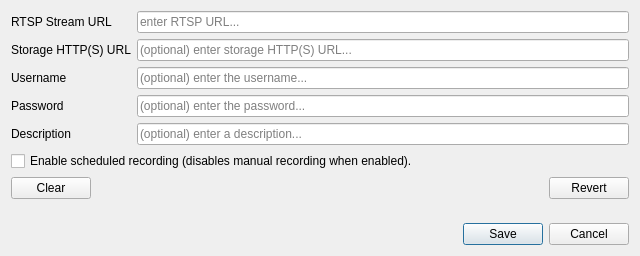
First picture: the form in Source/IpFreelyCameraSetupDialog.ui, repository dac1976/IP-Freely, before the edit.
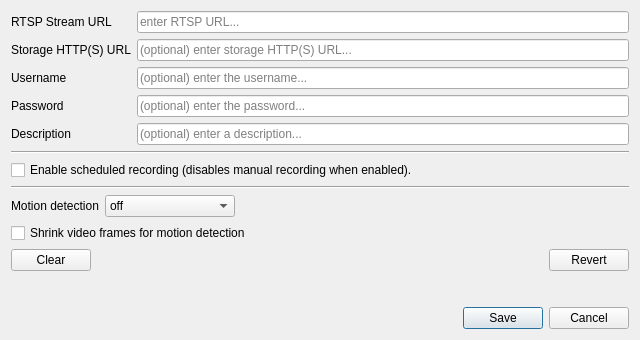
Second picture: the form after the edit.

Commit message: Added motion detector camera preferences

```diff
--- a/Source/IpFreelyCameraSetupDialog.ui
+++ b/Source/IpFreelyCameraSetupDialog.ui
@@ -7,13 +7,13 @@
     <x>0</x>
     <y>0</y>
     <width>640</width>
-    <height>256</height>
+    <height>340</height>
    </rect>
   </property>
   <property name="minimumSize">
    <size>
     <width>640</width>
-    <height>256</height>
+    <height>340</height>
    </size>
   </property>
   <property name="maximumSize">
@@ -127,6 +127,13 @@
      </item>
     </layout>
    </item>
+   <item>
+    <widget class="Line" name="line">
+     <property name="orientation">
+      <enum>Qt::Horizontal</enum>
+     </property>
+    </widget>
+   </item>
    <item>
     <widget class="QCheckBox" name="scheduledRecordingCheckBox">
      <property name="text">
@@ -134,6 +141,78 @@
      </property>
     </widget>
    </item>
+   <item>
+    <widget class="Line" name="line_2">
+     <property name="orientation">
+      <enum>Qt::Horizontal</enum>
+     </property>
+    </widget>
+   </item>
+   <item>
+    <layout class="QFormLayout" name="formLayout_2">
+     <item row="0" column="0">
+      <widget class="QLabel" name="motionDetectLabel">
+       <property name="text">
+        <string>Motion detection</string>
+       </property>
+      </widget>
+     </item>
+     <item row="0" column="1">
+      <layout class="QHBoxLayout" name="horizontalLayout_2">
+       <item>
+        <widget class="QComboBox" name="motionDetectModeComboBox">
+         <property name="toolTip">
+          <string>&lt;html&gt;&lt;head/&gt;&lt;body&gt;&lt;p&gt;Select the motion detection mode.&lt;/p&gt;&lt;p&gt;&lt;br/&gt;&lt;/p&gt;&lt;p&gt;This setting combined with the motino recording schedule in the preferences with control when and if motion detection takes place.&lt;/p&gt;&lt;/body&gt;&lt;/html&gt;</string>
+         </property>
+         <property name="currentIndex">
+          <number>0</number>
+         </property>
+         <item>
+          <property name="text">
+           <string>off</string>
+          </property>
+         </item>
+         <item>
+          <property name="text">
+           <string>low sensitivity</string>
+          </property>
+         </item>
+         <item>
+          <property name="text">
+           <string>medium sensitivity</string>
+          </property>
+         </item>
+         <item>
+          <property name="text">
+           <string>high sensitivity</string>
+          </property>
+         </item>
+        </widget>
+       </item>
+       <item>
+        <spacer name="horizontalSpacer_2">
+         <property name="orientation">
+          <enum>Qt::Horizontal</enum>
+         </property>
+         <property name="sizeHint" stdset="0">
+          <size>
+           <width>40</width>
+           <height>20</height>
+          </size>
+         </property>
+        </spacer>
+       </item>
+      </layout>
+     </item>
+    </layout>
+   </item>
+   <item>
+    <widget class="QCheckBox" name="shrinkFramesCheckBox">
+     <property name="text">
+      <string>Shrink video frames for motion detection</string>
+     </property>
+    </widget>
+   </item>
    <item>
     <layout class="QHBoxLayout" name="horizontalLayout">
      <item>
```
Left out of the diff: 10 changed lines with no effect on the pictures. The commit also changes 5 other files.
